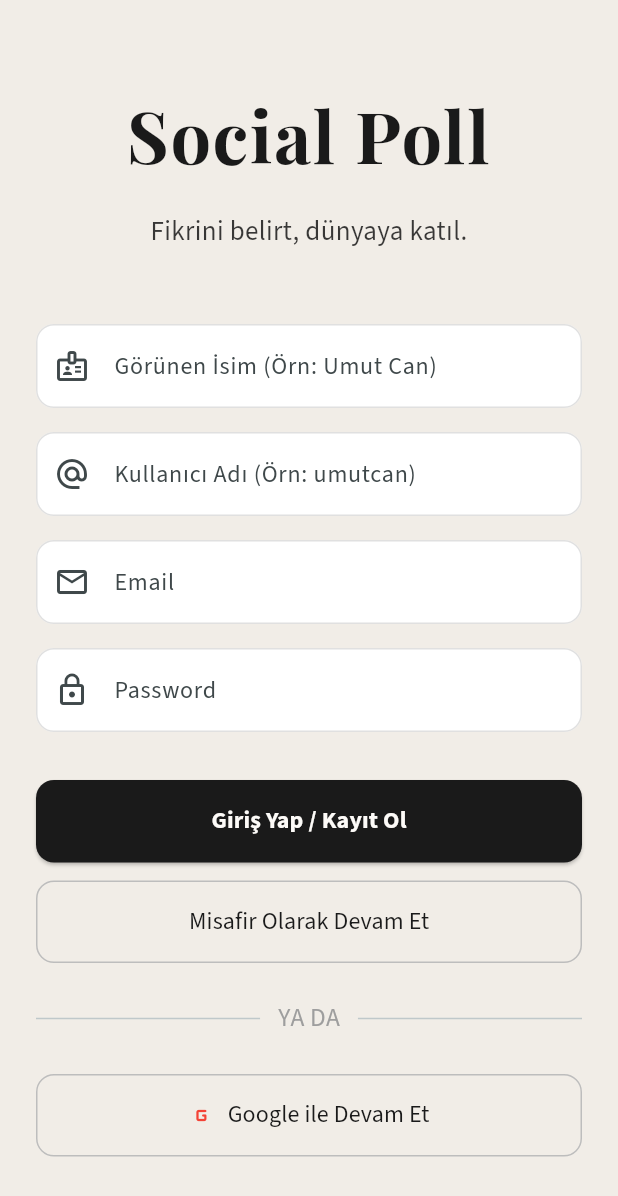
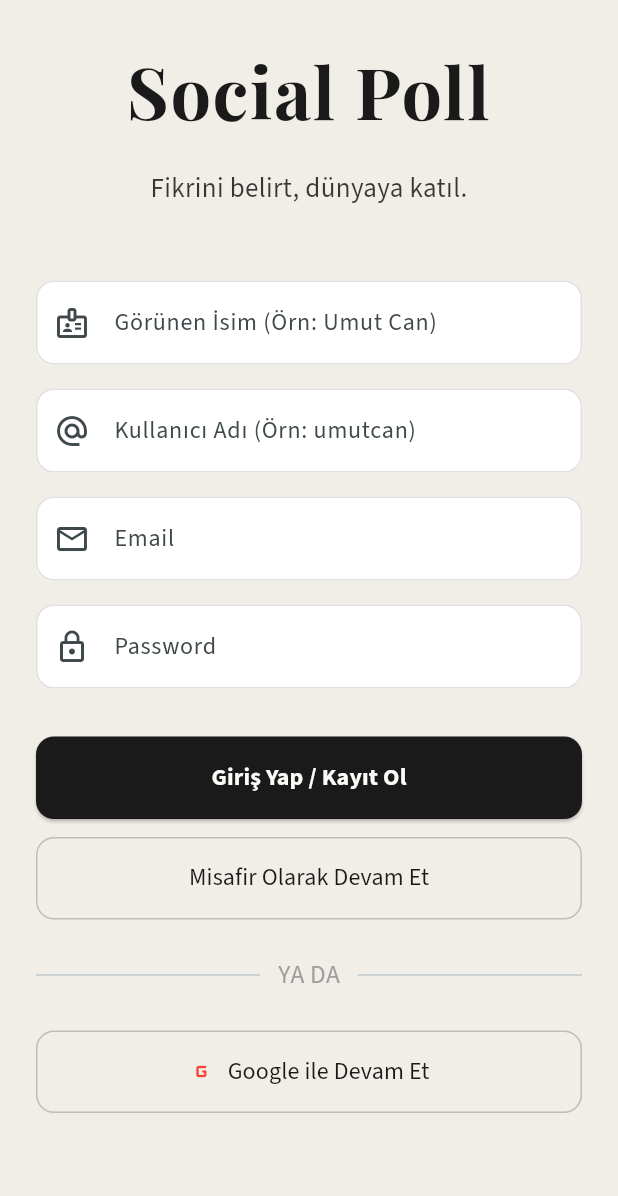
Before and after one commit to umutcangursoy94/vodid_prototype2, a Flutter app: the screen it shows after launch, after a tap on "Google ile Devam Et", on a phone screen of 412 x 824 dp. Shown: the top 1196 px of the screen. Run offline on Flutter 3.47's test engine with Material 3 defaults, Android fonts, the phone set to English and light mode, and no system bars; our stand-ins replace cloud_firestore, cloud_functions, firebase_auth, firebase_core, google_fonts, google_sign_in and 3 more; accounts and stored records are empty.

Commit message:
iphone'da açılıyor

```diff
--- a/lib/sign_in_screen.dart
+++ b/lib/sign_in_screen.dart
@@ -22,7 +22,6 @@ class _SignInScreenState extends State<SignInScreen> {
   bool _loading = false;
   String? _error;
 
-  /// Kullanıcı adının benzersiz olup olmadığını kontrol eder.
   Future<bool> _isUsernameTaken(String username) async {
     final result = await _db
         .collection('users')
@@ -32,7 +31,6 @@ class _SignInScreenState extends State<SignInScreen> {
     return result.docs.isNotEmpty;
   }
 
-  /// Kullanıcı verisini Firestore'da oluşturur.
   Future<void> _createUserData(User user,
       {String? displayName, String? username}) async {
     final userRef = _db.collection('users').doc(user.uid);
@@ -65,7 +63,6 @@ class _SignInScreenState extends State<SignInScreen> {
     }
   }
 
-  /// E-posta ve şifre ile giriş/kayıt fonksiyonu
   Future<void> _signInWithEmail() async {
     final email = _emailCtrl.text.trim();
     final pass = _passwordCtrl.text;
@@ -125,7 +122,6 @@ class _SignInScreenState extends State<SignInScreen> {
     }
   }
 
-  /// Misafir olarak giriş
   Future<void> _signInAnon() async {
     setState(() {
       _loading = true;
@@ -140,7 +136,6 @@ class _SignInScreenState extends State<SignInScreen> {
     }
   }
 
-  /// Google ile Giriş Fonksiyonu
   Future<void> _signInWithGoogle() async {
     setState(() {
       _loading = true;
@@ -148,6 +143,7 @@ class _SignInScreenState extends State<SignInScreen> {
     });
     try {
       final GoogleSignInAccount? googleUser = await GoogleSignIn().signIn();
+      // Kullanıcı giriş yapmaktan vazgeçerse null döner, bu durumu kontrol et.
       if (googleUser == null) {
         if (mounted) setState(() => _loading = false);
         return;
@@ -163,7 +159,9 @@ class _SignInScreenState extends State<SignInScreen> {
         await _createUserData(userCredential.user!);
       }
     } catch (e) {
+      if (mounted) {
         setState(() => _error = 'Google ile giriş yapılamadı: ${e.toString()}');
+      }
     } finally {
       if (mounted) setState(() => _loading = false);
     }
@@ -184,9 +182,10 @@ class _SignInScreenState extends State<SignInScreen> {
     return Scaffold(
       body: SafeArea(
         child: Center(
-          child: SingleChildScrollView(
+          child: ListView( // SingleChildScrollView yerine ListView kullandık
             padding: const EdgeInsets.all(24.0),
-            child: ConstrainedBox(
+            children: [
+              ConstrainedBox(
                 constraints: const BoxConstraints(maxWidth: 400),
                 child: Column(
                   mainAxisAlignment: MainAxisAlignment.center,
@@ -206,7 +205,8 @@ class _SignInScreenState extends State<SignInScreen> {
                     Text(
                       'Fikrini belirt, dünyaya katıl.',
                       textAlign: TextAlign.center,
-                    style: theme.textTheme.bodyMedium?.copyWith(fontSize: 18),
+                      style:
+                          theme.textTheme.bodyMedium?.copyWith(fontSize: 18),
                     ),
                     const SizedBox(height: 48),
                     if (_error != null)
@@ -318,7 +318,8 @@ class _SignInScreenState extends State<SignInScreen> {
                           ElevatedButton(
                             onPressed: _signInWithEmail,
                             style: ElevatedButton.styleFrom(
-                            padding: const EdgeInsets.symmetric(vertical: 16),
+                              padding:
+                                  const EdgeInsets.symmetric(vertical: 16),
                               shape: RoundedRectangleBorder(
                                 borderRadius: BorderRadius.circular(12),
                               ),
@@ -327,13 +328,15 @@ class _SignInScreenState extends State<SignInScreen> {
                             ),
                             child: const Text('Giriş Yap / Kayıt Ol',
                                 style: TextStyle(
-                                  fontSize: 16, fontWeight: FontWeight.bold)),
+                                    fontSize: 16,
+                                    fontWeight: FontWeight.bold)),
                           ),
                           const SizedBox(height: 12),
                           OutlinedButton(
                             onPressed: _signInAnon,
                             style: OutlinedButton.styleFrom(
-                            padding: const EdgeInsets.symmetric(vertical: 16),
+                              padding:
+                                  const EdgeInsets.symmetric(vertical: 16),
                               shape: RoundedRectangleBorder(
                                 borderRadius: BorderRadius.circular(12),
                               ),
@@ -349,7 +352,8 @@ class _SignInScreenState extends State<SignInScreen> {
                             children: [
                               Expanded(child: Divider()),
                               Padding(
-                              padding: EdgeInsets.symmetric(horizontal: 12.0),
+                                padding:
+                                    EdgeInsets.symmetric(horizontal: 12.0),
                                 child: Text('YA DA',
                                     style: TextStyle(color: Colors.grey)),
                               ),
@@ -364,10 +368,12 @@ class _SignInScreenState extends State<SignInScreen> {
                             label: Text(
                               'Google ile Devam Et',
                               style: TextStyle(
-                                fontSize: 16, color: theme.colorScheme.primary),
+                                  fontSize: 16,
+                                  color: theme.colorScheme.primary),
                             ),
                             style: OutlinedButton.styleFrom(
-                            padding: const EdgeInsets.symmetric(vertical: 16),
+                              padding:
+                                  const EdgeInsets.symmetric(vertical: 16),
                               shape: RoundedRectangleBorder(
                                 borderRadius: BorderRadius.circular(12),
                               ),
@@ -378,7 +384,8 @@ class _SignInScreenState extends State<SignInScreen> {
                       ),
                   ],
                 ),
-            ),
+              )
+            ],
           ),
         ),
       ),
--- a/pubspec.yaml
+++ b/pubspec.yaml
@@ -17,6 +17,8 @@ dependencies:
   video_player: ^2.8.6
   visibility_detector: ^0.4.0+2
   share_plus: ^12.0.0
+  cached_video_player: ^2.0.4
+  flutter_cache_manager: ^3.3.1
 
   # FlutterFire (Tüm paketler uyumlu sürümlere güncellendi)
   firebase_core: ^3.9.0
```
Also changed, not shown: 7 other files. Lines whose indentation alone changed are shown as unchanged.
